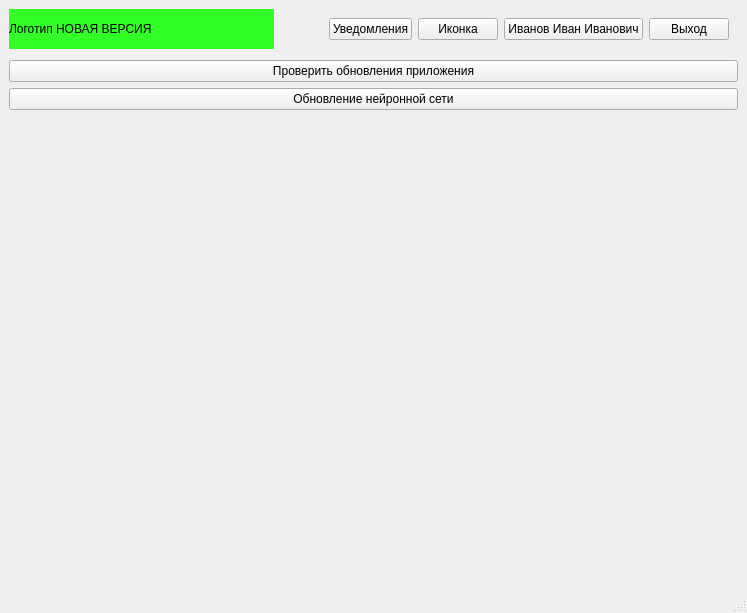
Qt form view/qt_ui_source/mainwindow.ui (Andrew-up/vgtu_frontend) before a commit.
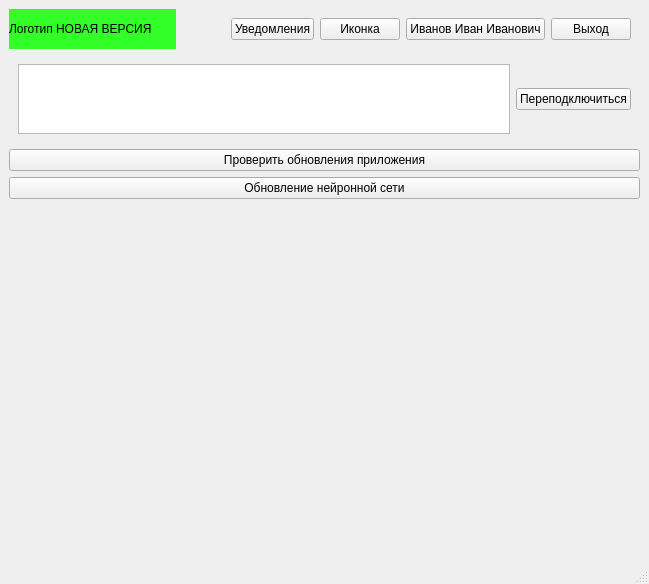
The same form after that commit.

Patch:
```diff
--- a/view/qt_ui_source/mainwindow.ui
+++ b/view/qt_ui_source/mainwindow.ui
@@ -6,15 +6,15 @@
    <rect>
     <x>0</x>
     <y>0</y>
-    <width>747</width>
-    <height>613</height>
+    <width>649</width>
+    <height>584</height>
    </rect>
   </property>
   <property name="windowTitle">
    <string>MainWindow</string>
   </property>
   <widget class="QWidget" name="centralwidget">
-   <layout class="QVBoxLayout" name="verticalLayout_4">
+   <layout class="QVBoxLayout" name="verticalLayout_2">
     <item>
      <layout class="QVBoxLayout" name="verticalLayout">
       <property name="sizeConstraint">
@@ -141,10 +141,53 @@
      </layout>
     </item>
     <item>
-     <layout class="QVBoxLayout" name="verticalLayout_2">
-      <property name="topMargin">
-       <number>5</number>
+     <widget class="QWidget" name="widget_server_connect" native="true">
+      <property name="sizePolicy">
+       <sizepolicy hsizetype="Preferred" vsizetype="Maximum">
+        <horstretch>0</horstretch>
+        <verstretch>0</verstretch>
+       </sizepolicy>
       </property>
+      <property name="minimumSize">
+       <size>
+        <width>0</width>
+        <height>50</height>
+       </size>
+      </property>
+      <property name="styleSheet">
+       <string notr="true"/>
+      </property>
+      <layout class="QHBoxLayout" name="horizontalLayout_4">
+       <item>
+        <layout class="QHBoxLayout" name="horizontalLayout_3">
+         <item>
+          <widget class="QTextEdit" name="textEdit">
+           <property name="sizePolicy">
+            <sizepolicy hsizetype="Expanding" vsizetype="Maximum">
+             <horstretch>0</horstretch>
+             <verstretch>0</verstretch>
+            </sizepolicy>
+           </property>
+          </widget>
+         </item>
+         <item>
+          <widget class="QPushButton" name="reload_connect_server">
+           <property name="sizePolicy">
+            <sizepolicy hsizetype="Maximum" vsizetype="Fixed">
+             <horstretch>0</horstretch>
+             <verstretch>0</verstretch>
+            </sizepolicy>
+           </property>
+           <property name="text">
+            <string>Переподключиться</string>
+           </property>
+          </widget>
+         </item>
+        </layout>
+       </item>
+      </layout>
+     </widget>
+    </item>
       <item>
        <widget class="QPushButton" name="pushButton">
         <property name="text">
@@ -159,10 +202,15 @@
         </property>
        </widget>
       </item>
-     </layout>
-    </item>
     <item>
-     <widget class="QStackedWidget" name="stacked_widget_main"/>
+     <widget class="QStackedWidget" name="stacked_widget_main">
+      <property name="sizePolicy">
+       <sizepolicy hsizetype="Preferred" vsizetype="Minimum">
+        <horstretch>0</horstretch>
+        <verstretch>0</verstretch>
+       </sizepolicy>
+      </property>
+     </widget>
     </item>
    </layout>
   </widget>
```
Left out of the diff: 2 changed lines with no effect on the pictures. Lines whose indentation alone changed are shown as unchanged.
